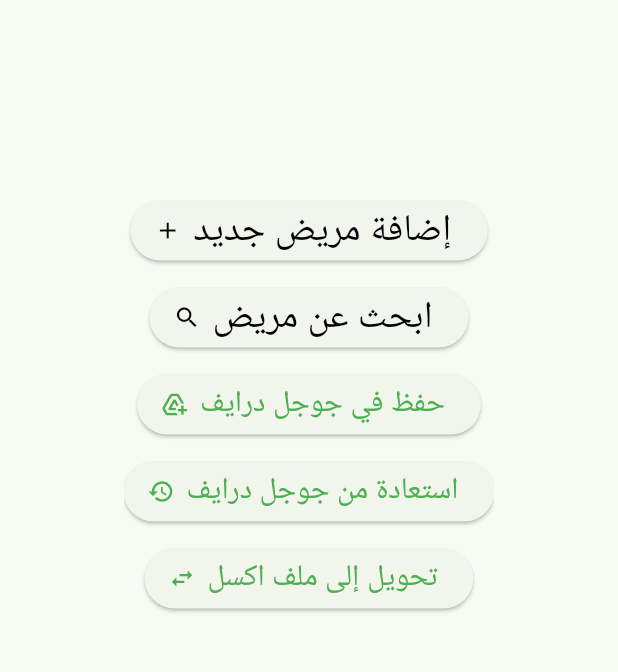
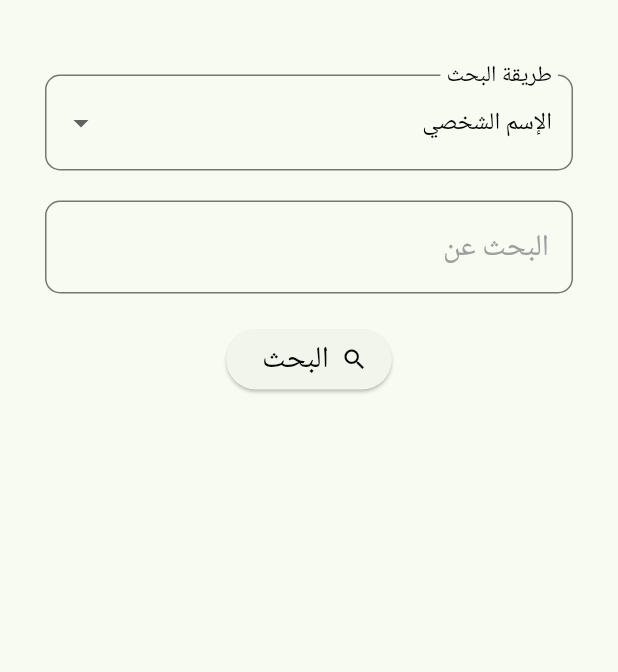
Before and after one commit to MohammadKhGh99/patients_data, a Flutter app: the screen it shows after launch, scrolled down 66 dp, after a tap on "ابحث عن مريض", on a phone screen of 412 x 824 dp, the part 119-791 px from its top. Run offline on Flutter 3.47's test engine with Material 3 defaults, Android fonts, the phone set to English and light mode, and no system bars; our stand-ins replace google_fonts.

Commit message:
search patient UI added

```diff
--- a/lib/add_patient.dart
+++ b/lib/add_patient.dart
@@ -353,35 +353,6 @@ class _AddPatientPageState extends State<AddPatientPage> {
     );
   }
 
-  Widget _buildMultilineTextField(String labelName) {
-    return TextFormField(
-      focusNode: _descriptionFocusNode,
-      textInputAction: TextInputAction.next,
-      decoration: InputDecoration(
-        labelText: labelName,
-        labelStyle: GoogleFonts.notoNaskhArabic(
-          fontSize: 20,
-          color: Colors.grey,
-        ),
-        floatingLabelStyle: GoogleFonts.notoNaskhArabic(
-          fontSize: 20,
-          color: Colors.black,
-        ),
-        alignLabelWithHint: true,
-        border: const OutlineInputBorder(
-          borderRadius: BorderRadius.all(Radius.circular(10)),
-          borderSide: BorderSide(color: Colors.black, width: 2),
-        ),
-      ),
-      textAlign: TextAlign.right,
-      style: GoogleFonts.notoNaskhArabic(color: Colors.black, fontSize: 20),
-      maxLines: null,
-      keyboardType: TextInputType.multiline,
-      onTapOutside: (PointerEvent event) {
-        FocusScope.of(context).unfocus();
-      },
-    );
-  }
 
   @override
   Widget build(BuildContext context) {
--- a/lib/main.dart
+++ b/lib/main.dart
@@ -1,5 +1,6 @@
 import 'package:flutter/material.dart';
 import 'package:patients_data/add_patient.dart';
+import 'package:patients_data/search_patient.dart';
 import 'package:google_fonts/google_fonts.dart';
 
 void main() {
@@ -63,6 +64,7 @@ class _MyHomePageState extends State<MyHomePage> {
       print('selectedIndex: $selectedIndex');
     }
     print('indexesArray: $indexesArray');
+
     switch (selectedIndex) {
       case 0:
         page = MainMenuPage(
@@ -80,8 +82,8 @@ class _MyHomePageState extends State<MyHomePage> {
             });
           },
         );
-      // case 2:
-      //   page = SearchPatientPage();
+      case 2:
+        page = SearchPatientPage();
       // case 3:
       //   page = SearchResultsPage();
       default:
@@ -194,7 +196,7 @@ class _MainMenuState extends State<MainMenuPage> {
           ElevatedButton.icon(
             onPressed: () {
               print('ابحث عن مريض');
-              // widget.onButtonPressed(2);
+              widget.onButtonPressed(2);
             },
             icon: const Icon(Icons.search, color: Colors.black),
             label: Text(
--- /dev/null
+++ b/lib/search_patient.dart
@@ -0,0 +1,161 @@
+import 'package:flutter/material.dart';
+import 'package:flutter/services.dart';
+import 'package:google_fonts/google_fonts.dart';
+
+class SearchPatientPage extends StatefulWidget {
+  // final Function(int) onButtonPressed;
+
+  const SearchPatientPage({super.key});
+
+  @override
+  State<SearchPatientPage> createState() => _SearchPatientPageState();
+}
+
+class _SearchPatientPageState extends State<SearchPatientPage> {
+  final FocusNode _searchFocusNode = FocusNode();
+
+  @override
+  void dispose() {
+    // Dispose FocusNodes when the widget is removed
+    _searchFocusNode.dispose();
+    super.dispose();
+  }
+
+  Widget _buildTextField(
+    String labelName,
+    int? maxLength,
+    TextInputType keyboardType,
+    List<TextInputFormatter>? inputFormatters,
+    FocusNode focusNode,
+    int? maxLines,
+    TextInputAction textInputAction,
+  ) {
+    return TextFormField(
+      focusNode: focusNode,
+      textInputAction: textInputAction,
+      decoration: InputDecoration(
+        labelText: labelName,
+        labelStyle: GoogleFonts.notoNaskhArabic(
+          fontSize: 20,
+          color: Colors.grey,
+        ),
+        floatingLabelStyle: GoogleFonts.notoNaskhArabic(
+          fontSize: 20,
+          color: Colors.black,
+        ),
+        alignLabelWithHint: true,
+        border: const OutlineInputBorder(
+          borderRadius: BorderRadius.all(Radius.circular(10)),
+          borderSide: BorderSide(color: Colors.black, width: 2),
+        ),
+        counterText: '',
+      ),
+      textAlign: TextAlign.right,
+      style: GoogleFonts.notoNaskhArabic(color: Colors.black, fontSize: 20),
+      maxLength: maxLength,
+      maxLines: maxLines,
+      keyboardType: keyboardType,
+      inputFormatters: inputFormatters,
+      onTapOutside: (PointerEvent event) {
+        FocusScope.of(context).unfocus();
+      },
+    );
+  }
+
+  Widget _buildDropdownField(
+    String labelName,
+    List<String> items, {
+    double fontSize = 20,
+  }) {
+    return DropdownButtonFormField(
+      alignment: Alignment.centerRight,
+      value: items[0],
+      items:
+          items.map((String item) {
+            return DropdownMenuItem(
+              value: item,
+              alignment: Alignment.centerRight,
+              child: Text(
+                item,
+                style: GoogleFonts.notoNaskhArabic(
+                  fontSize: fontSize,
+                  color: Colors.black,
+                ),
+                textAlign: TextAlign.right,
+                textDirection: TextDirection.rtl,
+              ),
+            );
+          }).toList(),
+      decoration: InputDecoration(
+        labelText: labelName,
+        labelStyle: GoogleFonts.notoNaskhArabic(
+          fontSize: 20,
+          color: Colors.black,
+        ),
+        alignLabelWithHint: true,
+        border: const OutlineInputBorder(
+          borderRadius: BorderRadius.all(Radius.circular(10)),
+          borderSide: BorderSide(color: Colors.black, width: 2),
+        ),
+        contentPadding: const EdgeInsets.symmetric(
+          vertical: 20,
+          horizontal: 10,
+        ),
+      ),
+      onChanged: (value) {
+        // Handle the selected value
+      },
+    );
+  }
+
+  @override
+  Widget build(BuildContext context) {
+    return Directionality(
+      textDirection: TextDirection.rtl,
+      child: Expanded(
+        child: Form(
+          child: Padding(
+            padding: const EdgeInsets.only(left: 30, right: 30),
+            child: Column(
+              children: <Widget>[
+                _buildDropdownField('طريقة البحث', [
+                  'الإسم الشخصي',
+                  'الإسم الشخصي واسم الأب',
+                  'الإسم الشخصي واسم العائلة',
+                  'اسم العائلة',
+                  'الإسم الثلاثي',
+                  'رقم الهوية',
+                ], fontSize: 16),
+                const SizedBox(height: 20),
+                _buildTextField(
+                  'البحث عن',
+                  30,
+                  TextInputType.text,
+                  null,
+                  _searchFocusNode,
+                  1,
+                  TextInputAction.done,
+                ),
+                const SizedBox(height: 20),
+                ElevatedButton.icon(
+                  onPressed: () {
+                    print('البحث عن مريض');
+                  },
+                  icon: const Icon(Icons.search, color: Colors.black),
+                  label: Text(
+                    'البحث',
+                    style: GoogleFonts.scheherazadeNew(
+                      fontSize: 20,
+                      color: Colors.black,
+                    ),
+                  ),
+                ),
+                const SizedBox(height: 20),
+              ],
+            ),
+          ),
+        ),
+      ),
+    );
+  }
+}
```
